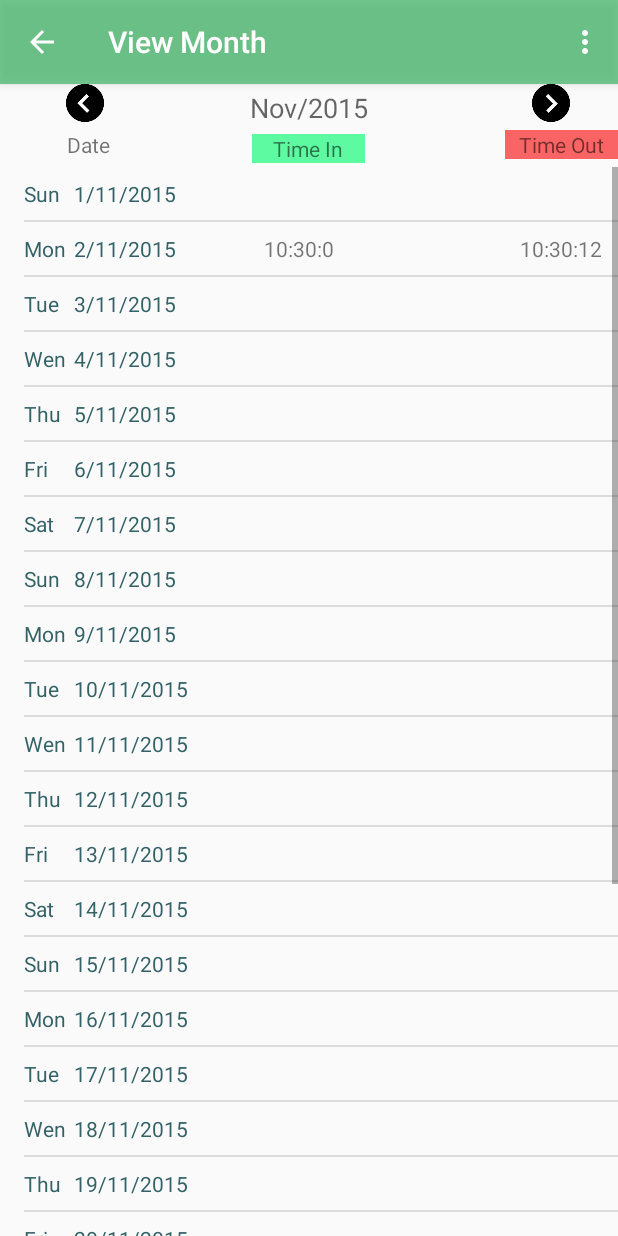
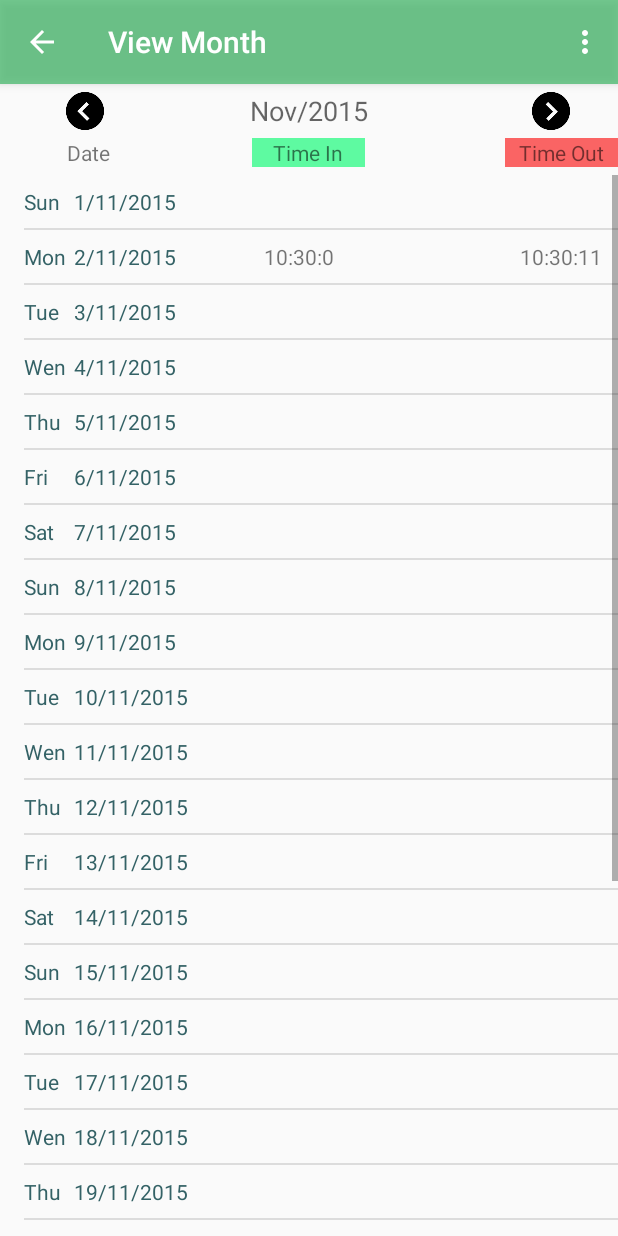
Before and after one commit to MazinTok/AndroidStudioProjects, an Android app: the screen it shows after launch (ShawMonth2Activity), after a tap on an icon or button, on a phone screen of 412 x 824 dp. Run offline under Robolectric (Android 15) with nearby library versions, the phone set to English and light mode, and no system bars; 2 other taps on this screen came first.

Commit message:
fix month view, large screeen compatepale, hsape, a lot yalah sgha r7 nm

```diff
--- a/FingerPrint/app/src/main/java/com/mazinaltokhais/WorkingLogs/DatabaseHandler.java
+++ b/FingerPrint/app/src/main/java/com/mazinaltokhais/WorkingLogs/DatabaseHandler.java
@@ -142,8 +142,11 @@
         Cursor cursor = db.query(TABLE_CONTACTS, new String[] { KEY_ID,
                         KEY_Day,KEY_Month,KEY_Year, KEY_Time, KEY_Type }, KEY_Month + "=? AND "+ KEY_Day + "=? AND " +KEY_Type +"=?",
                 new String[] { month,day,type }, null, null, null, null);
+
+       try {
            if (cursor != null)
                cursor.moveToFirst();
+
 
            if (cursor.moveToFirst()) {
                do {
@@ -158,6 +161,10 @@
                    contactList.add(FPlogs);
                } while (cursor.moveToNext());
            }
+       }finally {
+           cursor.close();
+       }
+
         // FPlogs contact = new FPlogs(Integer.parseInt(cursor.getString(0)),
         //       cursor.getString(1), cursor.getString(2),Integer.parseInt(cursor.getString(3)));
         // return contact
--- a/FingerPrint/app/src/main/java/com/mazinaltokhais/WorkingLogs/ShawMonth2Activity.java
+++ b/FingerPrint/app/src/main/java/com/mazinaltokhais/WorkingLogs/ShawMonth2Activity.java
@@ -25,6 +25,7 @@
     ImageButton PrevButton;
     ImageButton NextButton;
     int AddNumber;
+    int Addyears;
     @Override
     protected void onCreate(Bundle savedInstanceState) {
         super.onCreate(savedInstanceState);
@@ -34,7 +35,7 @@
         MonthTxtView = (TextView) findViewById(R.id.textView4);
         NewsResList = new ArrayList<FPlogsResult>();
         AddNumber = 0;
-
+        Addyears = 0;
         initializeView(AddNumber);
 
         PrevButton = (ImageButton) findViewById(R.id.PrevImageB);
@@ -59,31 +60,42 @@
         });
 
     }
+    public void PrepareDate()
+    {
 
+    }
     public void initializeView(int addNumber) {
         db = new DatabaseHandler(this);
         String log3 = "";
         Calendar calendar  = Calendar.getInstance();
-        int month = calendar.get(Calendar.MONTH)+1 + addNumber;
+       // int month = calendar.get(Calendar.MONTH)+1 + addNumber;
+        NewsResList = new ArrayList<FPlogsResult>();
 
 
+        calendar.add(Calendar.MONTH, addNumber);
+        int month = calendar.get(Calendar.MONTH);
+        month++;
         int day = calendar.get(Calendar.DAY_OF_MONTH);
         int year = calendar.get(Calendar.YEAR);
 
-        if (month == 0)
+     /*   if (month == 0)
         {
             month = 12;
-        }
-        else if (month/12 > 1)
-        {
-            year++;
 
-        }else if(month/12 < 0) {
-            year--;
         }
 
+         if (month > 12)
+        {
+            Addyears++;
+
+        }else if(month < 0) {
+             Addyears--;
+             month = month* -1;
+        }
+
+        if ( month != 12)
         month = month % 12;
-
+*/
         // String monthstr = calendar.getDisplayName(Calendar.MONTH, Calendar.LONG, Locale.getDefault());
         MonthTxtView.setText(getMonthName(month) + "/" + String.valueOf(year));
 
--- a/FingerPrint/app/src/main/res/layout-small/activity_main.xml
+++ b/FingerPrint/app/src/main/res/layout-large/activity_main.xml
@@ -23,8 +23,6 @@
         android:layout_width="wrap_content"
         android:layout_height="wrap_content"
         android:layout_centerInParent="true"
-        android:layout_below="@+id/txCurrentTime"
-        android:layout_above="@+id/btnCheckIn"
         android:background="@drawable/rectangel">
         <TextView
                 android:layout_width="wrap_content"
--- a/FingerPrint/app/src/main/res/layout/activity_shaw_month2.xml
+++ b/FingerPrint/app/src/main/res/layout/activity_shaw_month2.xml
@@ -14,7 +14,8 @@
         android:layout_marginRight="32dp"
         android:layout_marginEnd="32dp"
 
-        android:background="@drawable/previce_btn" />
+        android:background="@drawable/previce_btn"
+        android:layout_marginTop="5dp" />
 
     <TextView
         android:layout_width="wrap_content"
@@ -25,7 +26,7 @@
         android:layout_alignParentBottom="false"
         android:layout_centerHorizontal="true"
         android:layout_alignParentTop="true"
-        android:layout_marginTop="3dp" />
+        android:layout_marginTop="5dp" />
 
     <ImageButton
         android:layout_width="25dp"
@@ -36,7 +37,8 @@
         android:layout_marginEnd="32dp"
         android:layout_alignParentRight="true"
         android:layout_alignParentEnd="true"
-        android:background="@drawable/next_btn" />
+        android:background="@drawable/next_btn"
+        android:layout_marginTop="5dp" />
 
     <TextView
         android:layout_width="85dp"
@@ -64,8 +66,8 @@
         android:layout_centerHorizontal="true"
         android:gravity="center"
         android:background="#ff5efaa1"
-        android:layout_marginTop="5dp"
-        android:layout_below="@+id/textView4" />
+        android:layout_alignBottom="@+id/textView3"
+        android:layout_alignTop="@+id/textView3" />
 
     <TextView
         android:layout_width="75dp"
--- a/FingerPrint/app/src/main/res/values/strings.xml
+++ b/FingerPrint/app/src/main/res/values/strings.xml
@@ -7,8 +7,8 @@
     <string name="title_activity_shaw_month2">View Month</string>
 
 <!--Firest view-->
-    <string name="CheckInTime"> Check in Time:</string>
-    <string name="CheckOutTime">ShawMonth2</string>
+    <string name="CheckInTime" >Check In :</string>
+    <string name="CheckOutTime">Check Out:</string>
 
     <!--Second view-->
     <string name="DateTxtView">Date</string>
```
Also changed, not shown: FingerPrint/app/src/main/AndroidManifest.xml (+8 -1 lines), FingerPrint/app/src/main/res/drawable/rectangel.xml (added, +10 -0 lines), 1 other file. Lines whose indentation alone changed are shown as unchanged.
